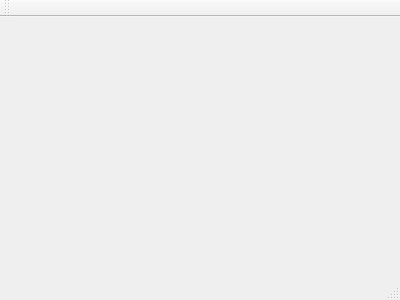
First picture: the form in Lasercutter/lasercutter.ui, repository THM1337/Lasercutter, before the edit.
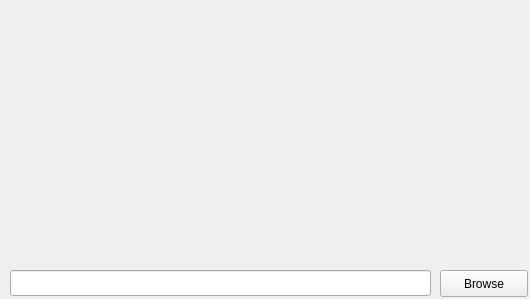
Second picture: the form after the edit.

Commit message: Erstellen der GUI (.ui bearbeitet & Lasercutter.cpp)

Diff of the .ui file:
```diff
--- a/Lasercutter/lasercutter.ui
+++ b/Lasercutter/lasercutter.ui
@@ -1,24 +1,47 @@
 <ui version="4.0">
  <class>Lasercutter</class>
- <widget class="QMainWindow" name="Lasercutter" >
-  <property name="geometry" >
+ <widget class="QMainWindow" name="Lasercutter">
+  <property name="geometry">
    <rect>
     <x>0</x>
     <y>0</y>
-    <width>400</width>
-    <height>300</height>
+    <width>530</width>
+    <height>299</height>
    </rect>
   </property>
   <property name="windowTitle" >
    <string>Lasercutter</string>
   </property>
-  <widget class="QMenuBar" name="menuBar" />
-  <widget class="QToolBar" name="mainToolBar" />
-  <widget class="QWidget" name="centralWidget" />
-  <widget class="QStatusBar" name="statusBar" />
+  <widget class="QWidget" name="centralWidget">
+   <widget class="QPushButton" name="bt_browse">
+    <property name="geometry">
+     <rect>
+      <x>440</x>
+      <y>270</y>
+      <width>88</width>
+      <height>27</height>
+     </rect>
+    </property>
+    <property name="text">
+     <string>Browse</string>
+    </property>
+   </widget>
+   <widget class="QLineEdit" name="tb_path">
+    <property name="geometry">
+     <rect>
+      <x>10</x>
+      <y>270</y>
+      <width>421</width>
+      <height>26</height>
+     </rect>
+    </property>
+    <property name="readOnly">
+     <bool>true</bool>
+    </property>
+   </widget>
+  </widget>
  </widget>
- <layoutDefault spacing="6" margin="11" />
- <pixmapfunction></pixmapfunction>
+ <layoutdefault spacing="6" margin="11"/>
  <resources/>
  <connections/>
 </ui>
```
Left out of the diff: 3 changed lines with no effect on the pictures. The commit also changes 2 other files.
